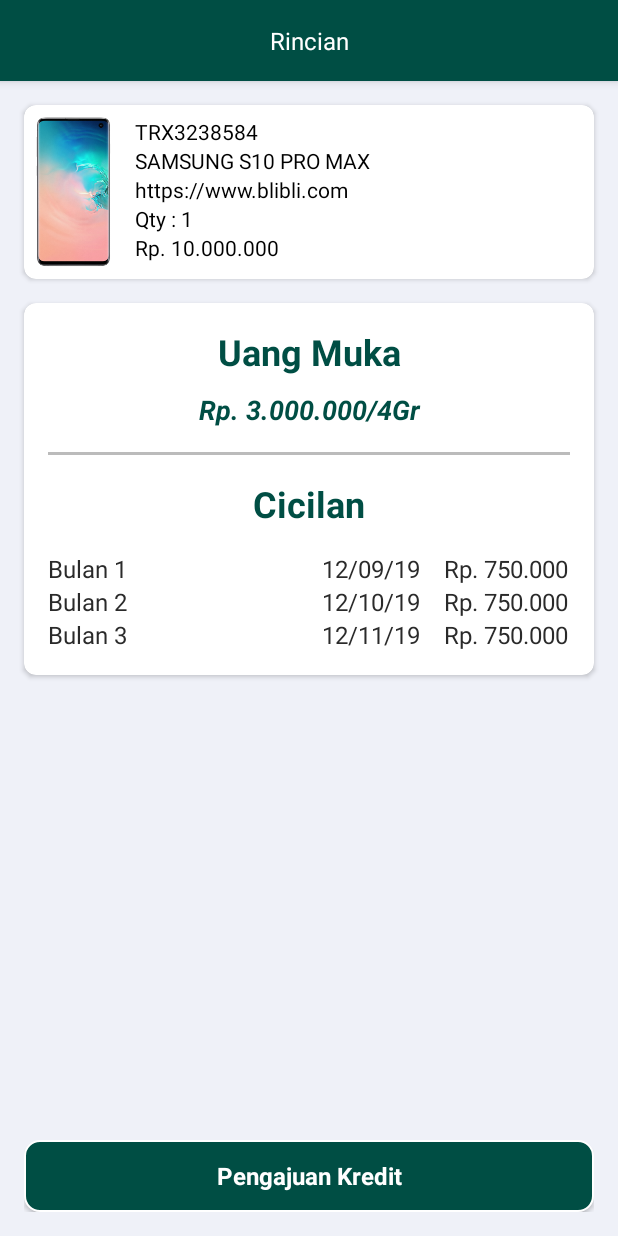
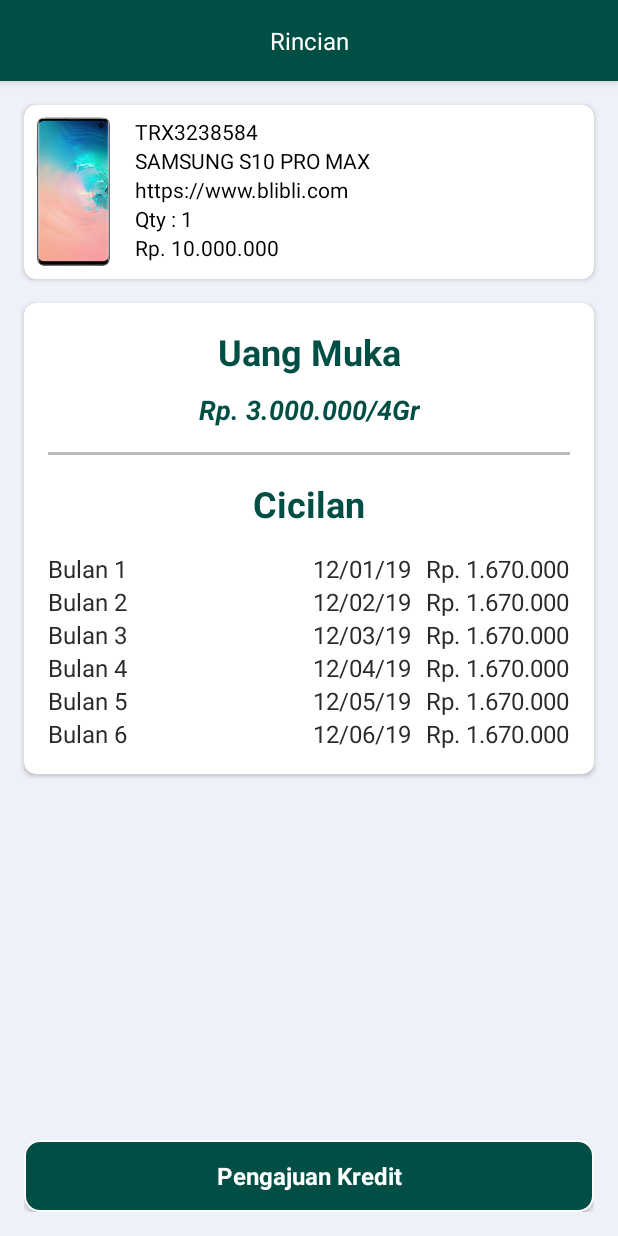
Before and after one commit to firzagustama/miniproject, an Android app: the layout activity_rincian.xml on its own in the app's theme, with its tools: preview values and no code run, on a phone screen of 412 x 824 dp. Run offline under Robolectric (Android 15) with nearby library versions, the phone set to English and light mode, and no system bars.

Commit message:
Push Nominal

```diff
--- a/app/src/main/java/com/mindorks/framework/mvp/ui/sukses/SuksesActivity.java
+++ b/app/src/main/java/com/mindorks/framework/mvp/ui/sukses/SuksesActivity.java
@@ -76,14 +76,14 @@ public class SuksesActivity extends BaseActivity implements SuksesMvpView {
 
         if (isKredit) {
             statusView.setText("Menunggu Proses Verifikasi, Harap Tunggu 1x24 Jam Kerja");
-            hargaView.setText("Rp. 13.000.000");
+            hargaView.setText("Rp. 10.000.000");
             kreditContainer.setVisibility(View.VISIBLE);
             angsuranContainer.setVisibility(View.GONE);
             titleView.setText("Kredit");
             imageView.setImageResource(R.drawable.loading);
         } else {
             statusView.setText("Pembayaran Angsuran Berhasil");
-            hargaView.setText("Rp. 750.000");
+            hargaView.setText("Rp. 1.670.000");
             kreditContainer.setVisibility(View.GONE);
             angsuranContainer.setVisibility(View.VISIBLE);
             titleView.setText("Angsuran");
--- a/app/src/main/res/layout/activity_pengajuan.xml
+++ b/app/src/main/res/layout/activity_pengajuan.xml
@@ -290,7 +290,7 @@
                         android:textSize="18sp" />
                     <TextView
                         android:id="@+id/jumlah_angsuran"
-                        android:text="Rp. 750.000"
+                        android:text="Rp. 1.670.000"
                         android:textColor="@android:color/black"
                         android:textSize="18sp"
                         android:textAlignment="textEnd"
--- a/app/src/main/res/layout/activity_rincian.xml
+++ b/app/src/main/res/layout/activity_rincian.xml
@@ -171,11 +171,11 @@
                     <TextView
                         android:id="@+id/tanggal_pembayaran"
                         android:textAlignment="center"
-                        android:text="12/09/19"
+                        android:text="12/01/19"
                         />
                     <TextView
                         android:id="@+id/nilai_pembayaran"
-                        android:text="Rp. 750.000"
+                        android:text="Rp. 1.670.000"
                         android:textAlignment="textEnd"
                         android:layout_gravity="end"
                         />
@@ -189,11 +189,11 @@
                     <TextView
                         android:id="@+id/tanggal_pembayaran2"
                         android:textAlignment="center"
-                        android:text="12/10/19"
+                        android:text="12/02/19"
                         />
                     <TextView
                         android:id="@+id/nilai_pembayaran2"
-                        android:text="Rp. 750.000"
+                        android:text="Rp. 1.670.000"
                         android:textAlignment="textEnd"
                         android:layout_gravity="end"
                         />
@@ -207,11 +207,56 @@
                     <TextView
                         android:id="@+id/tanggal_pembayaran3"
                         android:textAlignment="center"
-                        android:text="12/11/19"
+                        android:text="12/03/19"
                         />
                     <TextView
                         android:id="@+id/nilai_pembayaran3"
-                        android:text="Rp. 750.000"
+                        android:text="Rp. 1.670.000"
+                        android:textAlignment="textEnd"
+                        android:layout_gravity="end"
+                        />
+                </TableRow>
+                <TableRow>
+                    <TextView
+                        android:text="Bulan 4"
+                        android:width="250px"
+                        />
+                    <TextView
+                        android:textAlignment="center"
+                        android:text="12/04/19"
+                        />
+                    <TextView
+                        android:text="Rp. 1.670.000"
+                        android:textAlignment="textEnd"
+                        android:layout_gravity="end"
+                        />
+                </TableRow>
+                <TableRow>
+                    <TextView
+                        android:text="Bulan 5"
+                        android:width="250px"
+                        />
+                    <TextView
+                        android:textAlignment="center"
+                        android:text="12/05/19"
+                        />
+                    <TextView
+                        android:text="Rp. 1.670.000"
+                        android:textAlignment="textEnd"
+                        android:layout_gravity="end"
+                        />
+                </TableRow>
+                <TableRow>
+                    <TextView
+                        android:text="Bulan 6"
+                        android:width="250px"
+                        />
+                    <TextView
+                        android:textAlignment="center"
+                        android:text="12/06/19"
+                        />
+                    <TextView
+                        android:text="Rp. 1.670.000"
                         android:textAlignment="textEnd"
                         android:layout_gravity="end"
                         />
--- a/app/src/main/res/layout/activity_verifikasi_kredit.xml
+++ b/app/src/main/res/layout/activity_verifikasi_kredit.xml
@@ -140,7 +140,7 @@
             <TextView
                 android:id="@+id/angsuran"
                 android:layout_height="wrap_content"
-                android:text="Rp. 750.000"
+                android:text="Rp. 1.670.000"
                 android:textColor="@android:color/black"
                 android:textSize="18dp"
                 android:layout_width="wrap_content"
```
